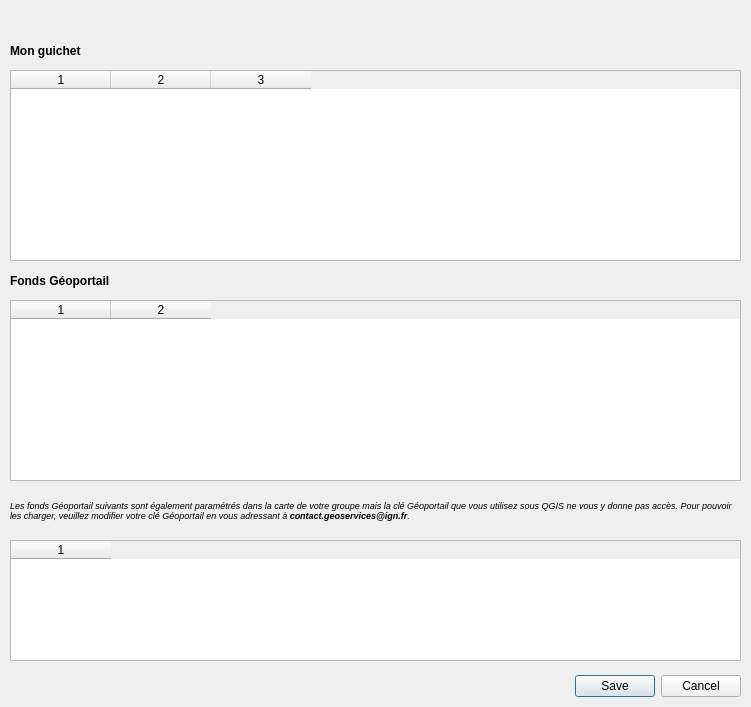
IGNF/espace-collaboratif-qgis-plugin, file FormChargerGuichet_base.ui: the form before one commit.
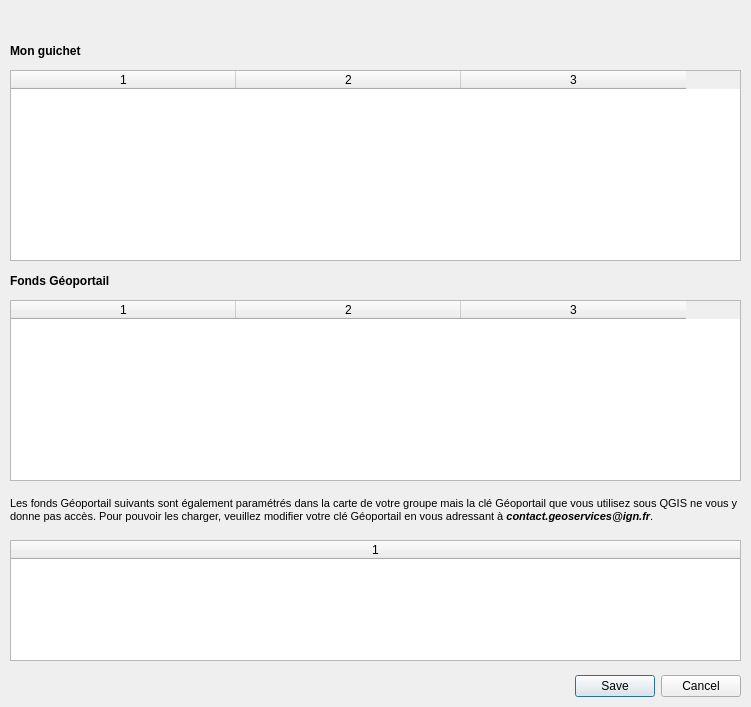
The form after the commit.

What changed in the file:
```diff
--- a/FormChargerGuichet_base.ui
+++ b/FormChargerGuichet_base.ui
@@ -81,6 +81,24 @@
      <height>191</height>
     </rect>
    </property>
+   <property name="sizePolicy">
+    <sizepolicy hsizetype="Expanding" vsizetype="Expanding">
+     <horstretch>0</horstretch>
+     <verstretch>0</verstretch>
+    </sizepolicy>
+   </property>
+   <property name="horizontalScrollBarPolicy">
+    <enum>Qt::ScrollBarAlwaysOff</enum>
+   </property>
+   <property name="sizeAdjustPolicy">
+    <enum>QAbstractScrollArea::AdjustIgnored</enum>
+   </property>
+   <property name="autoScroll">
+    <bool>true</bool>
+   </property>
+   <property name="horizontalScrollMode">
+    <enum>QAbstractItemView::ScrollPerItem</enum>
+   </property>
    <property name="showGrid">
     <bool>false</bool>
    </property>
@@ -99,9 +117,15 @@
    <attribute name="horizontalHeaderCascadingSectionResizes">
     <bool>true</bool>
    </attribute>
+   <attribute name="horizontalHeaderDefaultSectionSize">
+    <number>225</number>
+   </attribute>
    <attribute name="horizontalHeaderHighlightSections">
     <bool>false</bool>
    </attribute>
+   <attribute name="horizontalHeaderMinimumSectionSize">
+    <number>30</number>
+   </attribute>
    <attribute name="horizontalHeaderStretchLastSection">
     <bool>false</bool>
    </attribute>
@@ -136,6 +160,15 @@
      <height>181</height>
     </rect>
    </property>
+   <property name="horizontalScrollBarPolicy">
+    <enum>Qt::ScrollBarAlwaysOff</enum>
+   </property>
+   <property name="sizeAdjustPolicy">
+    <enum>QAbstractScrollArea::AdjustIgnored</enum>
+   </property>
+   <property name="verticalScrollMode">
+    <enum>QAbstractItemView::ScrollPerItem</enum>
+   </property>
    <property name="showGrid">
     <bool>false</bool>
    </property>
@@ -143,7 +176,7 @@
     <enum>Qt::NoPen</enum>
    </property>
    <property name="columnCount">
-    <number>2</number>
+    <number>3</number>
    </property>
    <attribute name="horizontalHeaderVisible">
     <bool>true</bool>
@@ -151,9 +184,15 @@
    <attribute name="horizontalHeaderCascadingSectionResizes">
     <bool>true</bool>
    </attribute>
+   <attribute name="horizontalHeaderDefaultSectionSize">
+    <number>225</number>
+   </attribute>
    <attribute name="horizontalHeaderHighlightSections">
     <bool>false</bool>
    </attribute>
+   <attribute name="horizontalHeaderMinimumSectionSize">
+    <number>30</number>
+   </attribute>
    <attribute name="horizontalHeaderStretchLastSection">
     <bool>false</bool>
    </attribute>
@@ -171,6 +210,7 @@
    </attribute>
    <column/>
    <column/>
+   <column/>
   </widget>
   <widget class="QTableWidget" name="tableWidgetFondsGeoportailBis">
    <property name="geometry">
@@ -181,6 +221,9 @@
      <height>121</height>
     </rect>
    </property>
+   <property name="sizeAdjustPolicy">
+    <enum>QAbstractScrollArea::AdjustToContents</enum>
+   </property>
    <property name="showGrid">
     <bool>false</bool>
    </property>
@@ -197,7 +240,7 @@
     <bool>false</bool>
    </attribute>
    <attribute name="horizontalHeaderStretchLastSection">
-    <bool>false</bool>
+    <bool>true</bool>
    </attribute>
    <attribute name="verticalHeaderVisible">
     <bool>false</bool>
@@ -224,8 +267,8 @@
    </property>
    <property name="font">
     <font>
-     <pointsize>7</pointsize>
-     <italic>true</italic>
+     <pointsize>8</pointsize>
+     <italic>false</italic>
     </font>
    </property>
    <property name="text">
```
Left out of the diff: 8 changed lines with no effect on the pictures.
